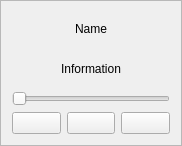
Above: Main/RobotPoseQt/playresourceframe.ui from krishauser/Klampt before the change. Below: the same form after it.
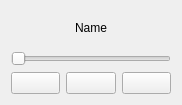
That is the form after the change. Icons and pictures are not drawn.

The edit to the form file:
```diff
--- a/Main/RobotPoseQt/playresourceframe.ui
+++ b/Main/RobotPoseQt/playresourceframe.ui
@@ -7,42 +7,26 @@
     <x>0</x>
     <y>0</y>
     <width>182</width>
-    <height>146</height>
+    <height>105</height>
    </rect>
   </property>
   <property name="windowTitle">
    <string>Frame</string>
   </property>
+  <property name="styleSheet">
+   <string notr="true"/>
+  </property>
   <property name="frameShape">
-   <enum>QFrame::StyledPanel</enum>
+   <enum>QFrame::NoFrame</enum>
   </property>
   <property name="frameShadow">
-   <enum>QFrame::Raised</enum>
+   <enum>QFrame::Sunken</enum>
+  </property>
+  <property name="lineWidth">
+   <number>1</number>
   </property>
   <layout class="QGridLayout" name="gridLayout">
-   <item row="5" column="0">
-    <widget class="QPushButton" name="pushButton_5">
-     <property name="text">
-      <string/>
-     </property>
-     <property name="icon">
-      <iconset resource="../KlamptQt/icons.qrc">
-       <normaloff>:/Images/Images/media-playback-start.svg</normaloff>:/Images/Images/media-playback-start.svg</iconset>
-     </property>
-    </widget>
-   </item>
-   <item row="5" column="2">
-    <widget class="QPushButton" name="pushButton_3">
-     <property name="text">
-      <string/>
-     </property>
-     <property name="icon">
-      <iconset resource="../KlamptQt/icons.qrc">
-       <normaloff>:/Images/Images/media-record.svg</normaloff>:/Images/Images/media-record.svg</iconset>
-     </property>
-    </widget>
-   </item>
-   <item row="5" column="1">
+   <item row="2" column="1">
     <widget class="QPushButton" name="pushButton_2">
      <property name="text">
       <string/>
@@ -53,10 +37,25 @@
      </property>
     </widget>
    </item>
-   <item row="4" column="0" colspan="3">
-    <widget class="QSlider" name="slider">
-     <property name="orientation">
-      <enum>Qt::Horizontal</enum>
+   <item row="2" column="2">
+    <widget class="QPushButton" name="pushButton_3">
+     <property name="text">
+      <string/>
+     </property>
+     <property name="icon">
+      <iconset resource="../KlamptQt/icons.qrc">
+       <normaloff>:/Images/Images/media-record.svg</normaloff>:/Images/Images/media-record.svg</iconset>
+     </property>
+    </widget>
+   </item>
+   <item row="2" column="0">
+    <widget class="QPushButton" name="pushButton_5">
+     <property name="text">
+      <string/>
+     </property>
+     <property name="icon">
+      <iconset resource="../KlamptQt/icons.qrc">
+       <normaloff>:/Images/Images/media-playback-start.svg</normaloff>:/Images/Images/media-playback-start.svg</iconset>
      </property>
     </widget>
    </item>
@@ -71,12 +70,12 @@
     </widget>
    </item>
    <item row="1" column="0" colspan="3">
-    <widget class="QLabel" name="lbl_info">
-     <property name="text">
-      <string>Information</string>
+    <widget class="QSlider" name="slider">
+     <property name="maximum">
+      <number>999</number>
      </property>
-     <property name="alignment">
-      <set>Qt::AlignCenter</set>
+     <property name="orientation">
+      <enum>Qt::Horizontal</enum>
      </property>
     </widget>
    </item>
```
Left out of the diff: 35 changed lines with no effect on the pictures.
